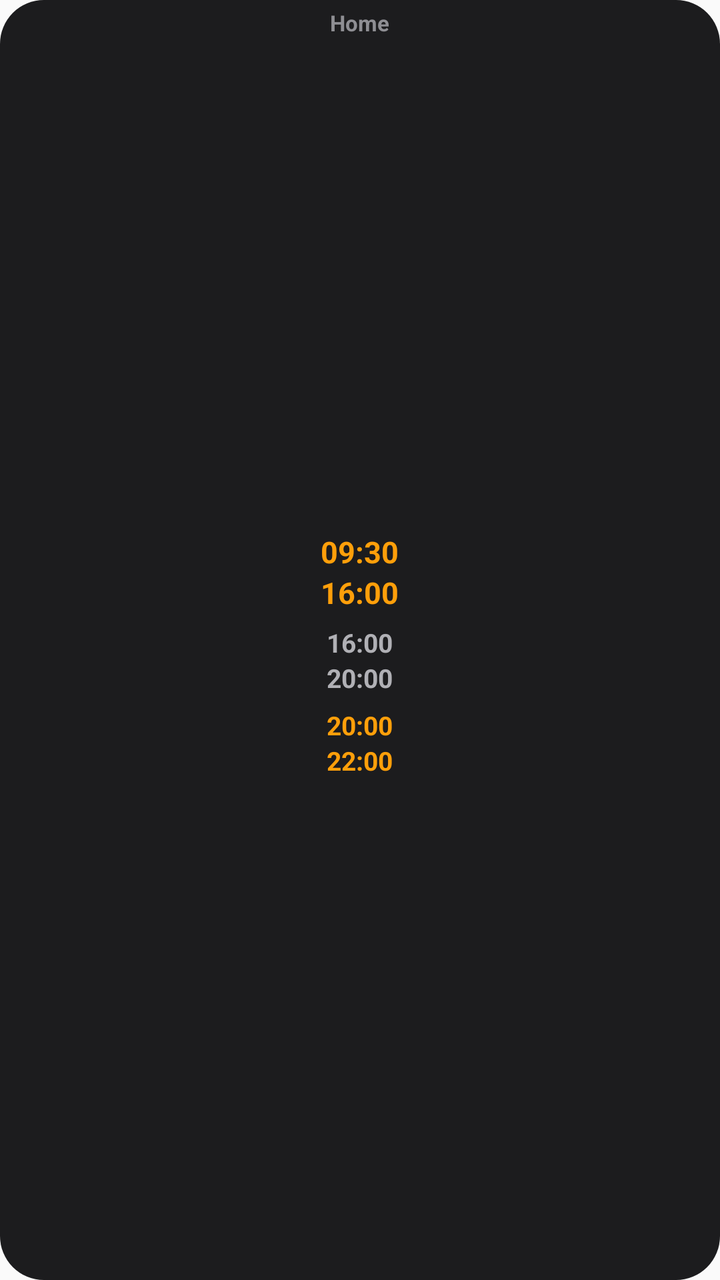
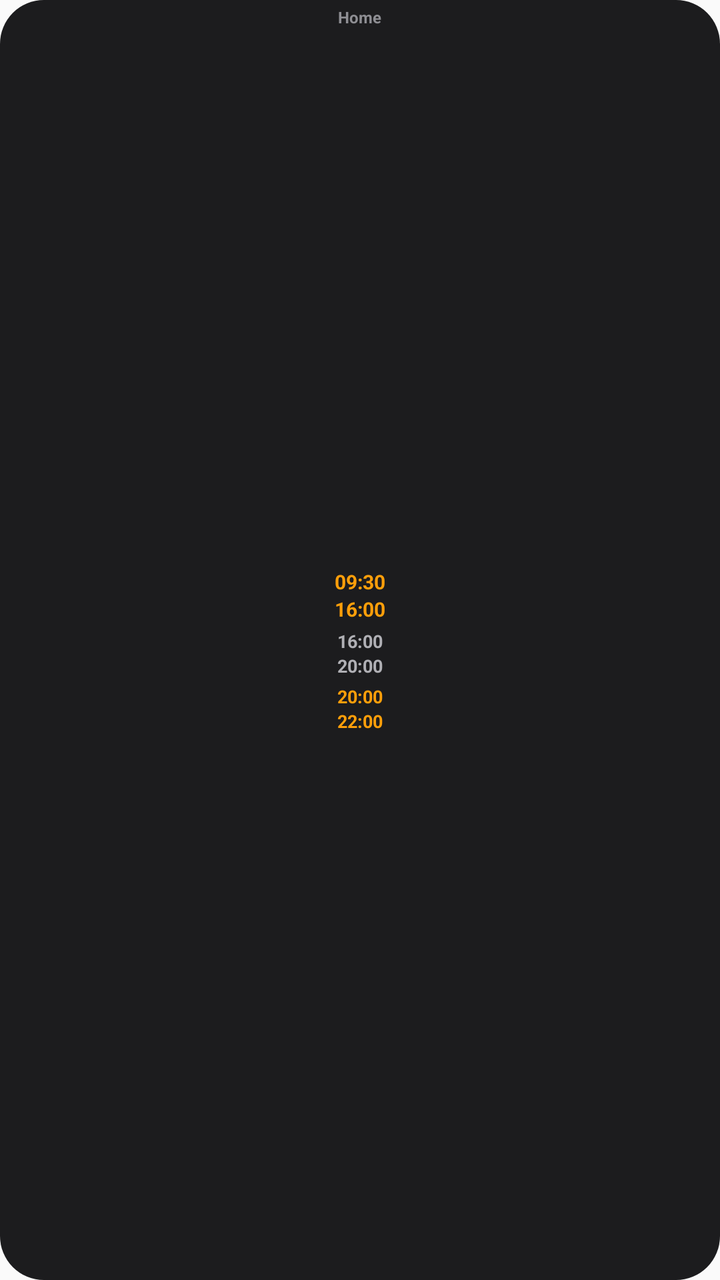

Compare the two renders of this Android layout. The source of the first and the diff that turns it into the second are given below.
<!-- AndroidManifest.xml: application theme Theme.App -->
<!-- res/layout/widget_preview_1x2.xml -->
<?xml version="1.0" encoding="utf-8"?>
<LinearLayout xmlns:android="http://schemas.android.com/apk/res/android"
    android:layout_width="match_parent"
    android:layout_height="match_parent"
    android:background="@drawable/preview_bg"
    android:orientation="vertical"
    android:padding="4dp">
<TextView android:layout_width="wrap_content" android:layout_height="wrap_content" android:text="@string/preview_name" android:textColor="#FF8E8E93" android:textSize="11sp" android:textStyle="bold" android:layout_gravity="center_horizontal" />
<View android:layout_width="match_parent" android:layout_height="0dp" android:layout_weight="1" />
<TextView android:layout_width="wrap_content" android:layout_height="wrap_content" android:text="09:30" android:textColor="#FFFF9F0A" android:textSize="15sp" android:textStyle="bold" android:layout_gravity="center_horizontal" />
<TextView android:layout_width="wrap_content" android:layout_height="wrap_content" android:text="16:00" android:textColor="#FFFF9F0A" android:textSize="15sp" android:textStyle="bold" android:layout_gravity="center_horizontal" android:paddingBottom="6dp" />
<TextView android:layout_width="wrap_content" android:layout_height="wrap_content" android:text="16:00" android:textColor="#FFB0B0B5" android:textSize="13sp" android:textStyle="bold" android:layout_gravity="center_horizontal" />
<TextView android:layout_width="wrap_content" android:layout_height="wrap_content" android:text="20:00" android:textColor="#FFB0B0B5" android:textSize="13sp" android:textStyle="bold" android:layout_gravity="center_horizontal" android:paddingBottom="6dp" />
<TextView android:layout_width="wrap_content" android:layout_height="wrap_content" android:text="20:00" android:textColor="#FFFF9F0A" android:textSize="13sp" android:textStyle="bold" android:layout_gravity="center_horizontal" />
<TextView android:layout_width="wrap_content" android:layout_height="wrap_content" android:text="22:00" android:textColor="#FFFF9F0A" android:textSize="13sp" android:textStyle="bold" android:layout_gravity="center_horizontal" />
<View android:layout_width="match_parent" android:layout_height="0dp" android:layout_weight="1" />
</LinearLayout>
<!-- resources referenced by this layout -->
<resources>
  <!-- drawable preview_bg (drawable) -->
  <?xml version="1.0" encoding="utf-8"?>
  <shape xmlns:android="http://schemas.android.com/apk/res/android" android:shape="rectangle">
      <solid android:color="#FF1C1C1E" />
      <corners android:radius="22dp" />
  </shape>
  <string name="preview_name">Home</string>
  <style name="Theme.App" parent="android:Theme.Material.Light.NoActionBar" />
</resources>

<!-- the commit's change to res/layout/widget_preview_1x2.xml (unified diff, before → after) -->
@@ -4,14 +4,14 @@
     android:layout_height="match_parent"
     android:background="@drawable/preview_bg"
     android:orientation="vertical"
-    android:padding="4dp">
-<TextView android:layout_width="wrap_content" android:layout_height="wrap_content" android:text="@string/preview_name" android:textColor="#FF8E8E93" android:textSize="11sp" android:textStyle="bold" android:layout_gravity="center_horizontal" />
-<View android:layout_width="match_parent" android:layout_height="0dp" android:layout_weight="1" />
-<TextView android:layout_width="wrap_content" android:layout_height="wrap_content" android:text="09:30" android:textColor="#FFFF9F0A" android:textSize="15sp" android:textStyle="bold" android:layout_gravity="center_horizontal" />
-<TextView android:layout_width="wrap_content" android:layout_height="wrap_content" android:text="16:00" android:textColor="#FFFF9F0A" android:textSize="15sp" android:textStyle="bold" android:layout_gravity="center_horizontal" android:paddingBottom="6dp" />
-<TextView android:layout_width="wrap_content" android:layout_height="wrap_content" android:text="16:00" android:textColor="#FFB0B0B5" android:textSize="13sp" android:textStyle="bold" android:layout_gravity="center_horizontal" />
-<TextView android:layout_width="wrap_content" android:layout_height="wrap_content" android:text="20:00" android:textColor="#FFB0B0B5" android:textSize="13sp" android:textStyle="bold" android:layout_gravity="center_horizontal" android:paddingBottom="6dp" />
-<TextView android:layout_width="wrap_content" android:layout_height="wrap_content" android:text="20:00" android:textColor="#FFFF9F0A" android:textSize="13sp" android:textStyle="bold" android:layout_gravity="center_horizontal" />
-<TextView android:layout_width="wrap_content" android:layout_height="wrap_content" android:text="22:00" android:textColor="#FFFF9F0A" android:textSize="13sp" android:textStyle="bold" android:layout_gravity="center_horizontal" />
-<View android:layout_width="match_parent" android:layout_height="0dp" android:layout_weight="1" />
+    android:padding="3dp">
+<TextView android:layout_width="wrap_content" android:layout_height="wrap_content" android:text="@string/preview_name" android:textColor="#FF8E8E93" android:textSize="8sp" android:singleLine="true" android:textStyle="bold" android:layout_gravity="center_horizontal" />
+<FrameLayout android:layout_width="match_parent" android:layout_height="0dp" android:layout_weight="1" />
+<TextView android:layout_width="wrap_content" android:layout_height="wrap_content" android:text="09:30" android:textColor="#FFFF9F0A" android:textSize="10sp" android:singleLine="true" android:textStyle="bold" android:layout_gravity="center_horizontal" />
+<TextView android:layout_width="wrap_content" android:layout_height="wrap_content" android:text="16:00" android:textColor="#FFFF9F0A" android:textSize="10sp" android:singleLine="true" android:textStyle="bold" android:layout_gravity="center_horizontal" android:paddingBottom="3dp" />
+<TextView android:layout_width="wrap_content" android:layout_height="wrap_content" android:text="16:00" android:textColor="#FFB0B0B5" android:textSize="9sp" android:singleLine="true" android:textStyle="bold" android:layout_gravity="center_horizontal" />
+<TextView android:layout_width="wrap_content" android:layout_height="wrap_content" android:text="20:00" android:textColor="#FFB0B0B5" android:textSize="9sp" android:singleLine="true" android:textStyle="bold" android:layout_gravity="center_horizontal" android:paddingBottom="3dp" />
+<TextView android:layout_width="wrap_content" android:layout_height="wrap_content" android:text="20:00" android:textColor="#FFFF9F0A" android:textSize="9sp" android:singleLine="true" android:textStyle="bold" android:layout_gravity="center_horizontal" />
+<TextView android:layout_width="wrap_content" android:layout_height="wrap_content" android:text="22:00" android:textColor="#FFFF9F0A" android:textSize="9sp" android:singleLine="true" android:textStyle="bold" android:layout_gravity="center_horizontal" />
+<FrameLayout android:layout_width="match_parent" android:layout_height="0dp" android:layout_weight="1" />
 </LinearLayout>
